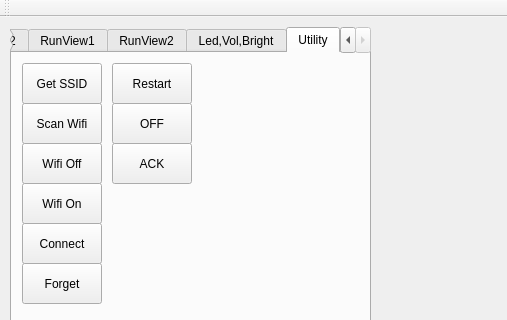
The window that mainwindow.ui (exanoelect/radarScan) describes before a commit, drawn with Qt 5; both pictures show x 0 to 507 and y 0 to 320 of the 889 by 545 pixel window.
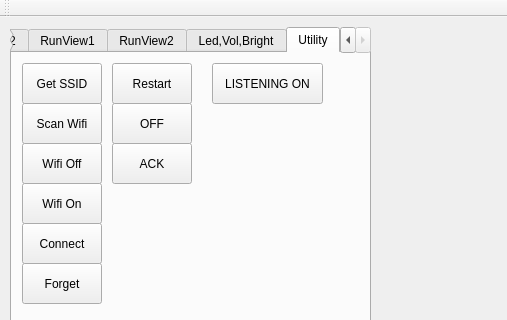
The same window after the commit. The open tabs and pages were chosen to show the change. Custom widgets are drawn as their Qt base class.

Patch:
```diff
--- a/mainwindow.ui
+++ b/mainwindow.ui
@@ -2040,6 +2040,19 @@
        <string>ACK</string>
       </property>
      </widget>
+     <widget class="QPushButton" name="btnEmitListeningOn">
+      <property name="geometry">
+       <rect>
+        <x>200</x>
+        <y>10</y>
+        <width>111</width>
+        <height>41</height>
+       </rect>
+      </property>
+      <property name="text">
+       <string>LISTENING ON</string>
+      </property>
+     </widget>
     </widget>
    </widget>
    <widget class="QCustomPlot" name="plotRadar" native="true">
```
Left out of the diff: 2 changed lines with no effect on the pictures.
